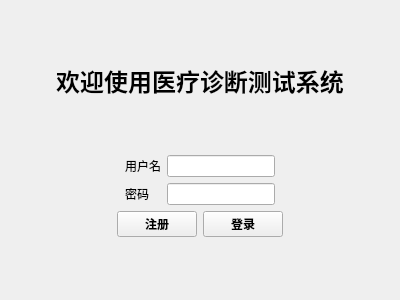
This is lab3/Lab3/loginview.ui in chenweifff/QT as Qt 5 draws it before an edit. The edited form follows.
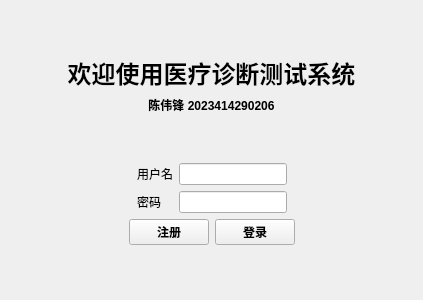
This is the edited form.

```diff
--- a/lab3/Lab3/loginview.ui
+++ b/lab3/Lab3/loginview.ui
@@ -6,15 +6,15 @@
    <rect>
     <x>0</x>
     <y>0</y>
-    <width>400</width>
+    <width>423</width>
     <height>300</height>
    </rect>
   </property>
   <property name="windowTitle">
    <string>登录</string>
   </property>
-  <layout class="QVBoxLayout" name="verticalLayout">
-   <item>
+  <layout class="QGridLayout" name="gridLayout">
+   <item row="0" column="0">
     <spacer name="verticalSpacer_3">
      <property name="orientation">
       <enum>Qt::Orientation::Vertical</enum>
@@ -22,11 +22,13 @@
      <property name="sizeHint" stdset="0">
       <size>
        <width>20</width>
-       <height>56</height>
+       <height>50</height>
       </size>
      </property>
     </spacer>
    </item>
+   <item row="1" column="0">
+    <layout class="QVBoxLayout" name="verticalLayout">
    <item>
     <widget class="QLabel" name="label">
      <property name="font">
@@ -44,6 +46,29 @@
     </widget>
    </item>
    <item>
+      <widget class="QLabel" name="label_4">
+       <property name="sizePolicy">
+        <sizepolicy hsizetype="Preferred" vsizetype="Preferred">
+         <horstretch>0</horstretch>
+         <verstretch>0</verstretch>
+        </sizepolicy>
+       </property>
+       <property name="font">
+        <font>
+         <bold>true</bold>
+        </font>
+       </property>
+       <property name="text">
+        <string>陈伟锋 2023414290206</string>
+       </property>
+       <property name="alignment">
+        <set>Qt::AlignmentFlag::AlignCenter</set>
+       </property>
+      </widget>
+     </item>
+    </layout>
+   </item>
+   <item row="2" column="0">
     <spacer name="verticalSpacer_2">
      <property name="orientation">
       <enum>Qt::Orientation::Vertical</enum>
@@ -51,12 +76,12 @@
      <property name="sizeHint" stdset="0">
       <size>
        <width>20</width>
-       <height>56</height>
+       <height>50</height>
       </size>
      </property>
     </spacer>
    </item>
-   <item>
+   <item row="3" column="0">
     <layout class="QHBoxLayout" name="horizontalLayout_2">
      <item>
       <spacer name="horizontalSpacer">
@@ -114,7 +139,7 @@
      </item>
     </layout>
    </item>
-   <item>
+   <item row="4" column="0">
     <layout class="QHBoxLayout" name="horizontalLayout_3">
      <item>
       <spacer name="horizontalSpacer_3">
@@ -172,7 +197,7 @@
      </item>
     </layout>
    </item>
-   <item>
+   <item row="5" column="0">
     <spacer name="verticalSpacer">
      <property name="orientation">
       <enum>Qt::Orientation::Vertical</enum>
@@ -180,7 +205,7 @@
      <property name="sizeHint" stdset="0">
       <size>
        <width>20</width>
-       <height>56</height>
+       <height>50</height>
       </size>
      </property>
     </spacer>
```
Lines whose indentation alone changed are shown as unchanged.
